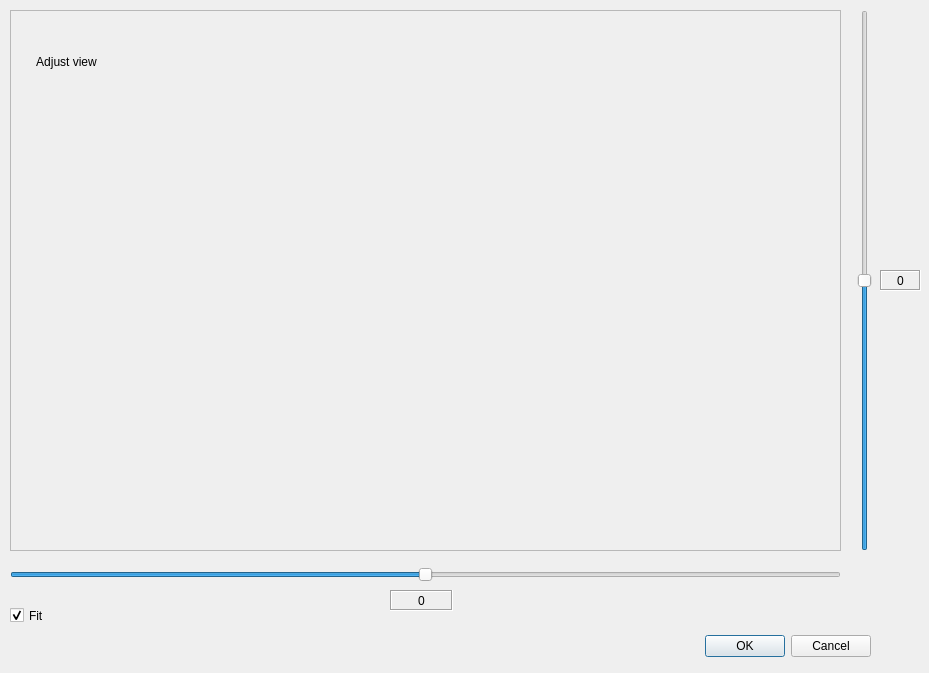
AbsurdePhoton/disparity-filtering-mpo, file adjust.ui: the form before one commit.
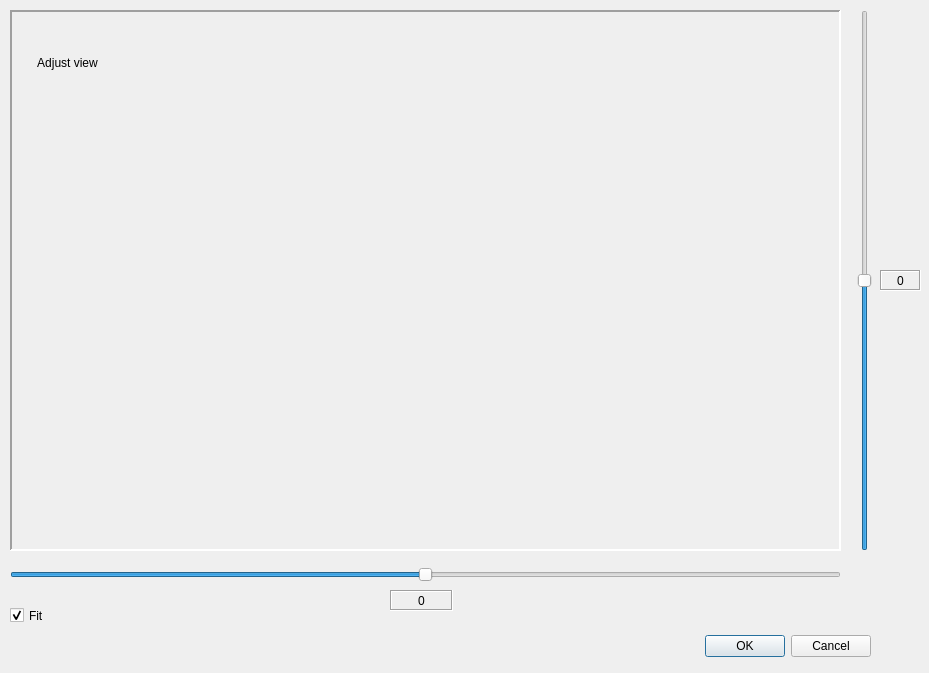
The form after the commit. Icons and pictures are not drawn.

Diff of the .ui file:
```diff
--- a/adjust.ui
+++ b/adjust.ui
@@ -41,6 +41,12 @@
    <property name="toolTip">
     <string>Use the sliders to align the right image against the left image</string>
    </property>
+   <property name="frameShape">
+    <enum>QFrame::Panel</enum>
+   </property>
+   <property name="lineWidth">
+    <number>2</number>
+   </property>
    <property name="widgetResizable">
     <bool>true</bool>
    </property>
@@ -52,8 +58,8 @@
      <rect>
       <x>0</x>
       <y>0</y>
-      <width>829</width>
-      <height>539</height>
+      <width>827</width>
+      <height>537</height>
      </rect>
     </property>
     <widget class="QLabel" name="label_view">
```
